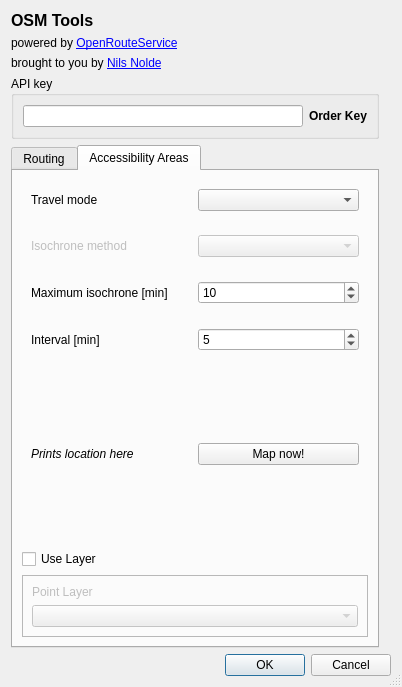
The window that osm_tools_dialog_base.ui (GIScience/orstools-qgis-plugin) describes before a commit, drawn with Qt 5.
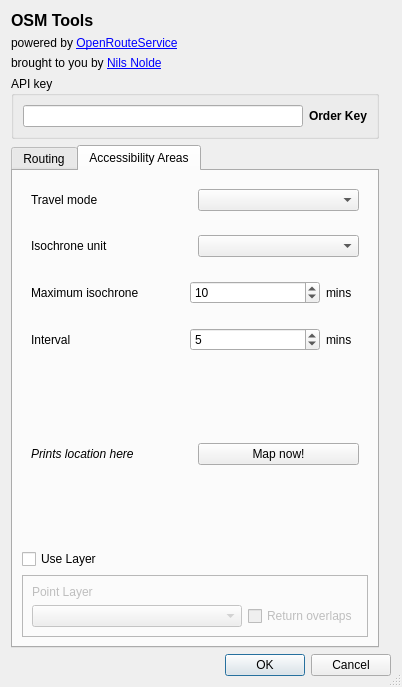
The same window after the commit. The open tabs and pages were chosen to show the change.

The edit to the form file:
```diff
--- a/osm_tools_dialog_base.ui
+++ b/osm_tools_dialog_base.ui
@@ -415,20 +415,20 @@
           <item>
            <widget class="QLabel" name="label_5">
             <property name="enabled">
-             <bool>false</bool>
+             <bool>true</bool>
             </property>
             <property name="toolTip">
              <string>&lt;html&gt;&lt;head/&gt;&lt;body&gt;&lt;p&gt;Defaults to 'RecursiveGrid', 'TIN' not available yet.&lt;/p&gt;&lt;/body&gt;&lt;/html&gt;</string>
             </property>
             <property name="text">
-             <string>Isochrone method</string>
+             <string>Isochrone unit</string>
             </property>
            </widget>
           </item>
           <item>
            <widget class="QComboBox" name="method">
             <property name="enabled">
-             <bool>false</bool>
+             <bool>true</bool>
             </property>
             <property name="toolTip">
              <string>&lt;html&gt;&lt;head/&gt;&lt;body&gt;&lt;p&gt;Defaults to 'RecursiveGrid', 'TIN' not available yet.&lt;/p&gt;&lt;/body&gt;&lt;/html&gt;</string>
@@ -442,24 +442,37 @@
        </item>
        <item>
         <widget class="QWidget" name="widget_6" native="true">
-         <layout class="QHBoxLayout" name="horizontalLayout_7">
-          <item>
+         <layout class="QGridLayout" name="gridLayout_3" columnstretch="14,12,3">
+          <item row="0" column="1">
+           <widget class="QDoubleSpinBox" name="iso_max">
+            <property name="decimals">
+             <number>0</number>
+            </property>
+            <property name="value">
+             <double>10.000000000000000</double>
+            </property>
+           </widget>
+          </item>
+          <item row="0" column="2">
+           <widget class="QLabel" name="label_6">
+            <property name="layoutDirection">
+             <enum>Qt::LeftToRight</enum>
+            </property>
+            <property name="text">
+             <string>mins</string>
+            </property>
+            <property name="alignment">
+             <set>Qt::AlignLeading|Qt::AlignLeft|Qt::AlignVCenter</set>
+            </property>
+           </widget>
+          </item>
+          <item row="0" column="0">
            <widget class="QLabel" name="label_2">
             <property name="toolTip">
              <string>&lt;html&gt;&lt;head/&gt;&lt;body&gt;&lt;p&gt;Maximum accessibility distance in minutes&lt;/p&gt;&lt;/body&gt;&lt;/html&gt;</string>
             </property>
             <property name="text">
-             <string>Maximum isochrone [min]</string>
-            </property>
-           </widget>
-          </item>
-          <item>
-           <widget class="QSpinBox" name="iso_max">
-            <property name="maximum">
-             <number>120</number>
-            </property>
-            <property name="value">
-             <number>10</number>
+             <string>Maximum isochrone</string>
             </property>
            </widget>
           </item>
@@ -468,24 +481,34 @@
        </item>
        <item>
         <widget class="QWidget" name="widget_7" native="true">
-         <layout class="QHBoxLayout" name="horizontalLayout_8">
+         <layout class="QHBoxLayout" name="horizontalLayout_8" stretch="14,12,3">
           <item>
            <widget class="QLabel" name="label_4">
             <property name="toolTip">
              <string>&lt;html&gt;&lt;head/&gt;&lt;body&gt;&lt;p&gt;The interval 'Maximum isochrone' will be incremented by&lt;/p&gt;&lt;/body&gt;&lt;/html&gt;</string>
             </property>
             <property name="text">
-             <string>Interval [min]</string>
+             <string>Interval</string>
             </property>
            </widget>
           </item>
           <item>
-           <widget class="QSpinBox" name="iso_int">
-            <property name="maximum">
-             <number>60</number>
+           <widget class="QDoubleSpinBox" name="iso_int">
+            <property name="decimals">
+             <number>0</number>
             </property>
             <property name="value">
-             <number>5</number>
+             <double>5.000000000000000</double>
+            </property>
+           </widget>
+          </item>
+          <item>
+           <widget class="QLabel" name="label_8">
+            <property name="text">
+             <string>mins</string>
+            </property>
+            <property name="alignment">
+             <set>Qt::AlignLeading|Qt::AlignLeft|Qt::AlignVCenter</set>
             </property>
            </widget>
           </item>
@@ -956,7 +979,7 @@
          <property name="frameShadow">
           <enum>QFrame::Raised</enum>
          </property>
-         <layout class="QGridLayout" name="gridLayout_7">
+         <layout class="QGridLayout" name="gridLayout_7" columnstretch="3,0">
           <item row="1" column="0">
            <widget class="QComboBox" name="layer">
             <property name="toolTip">
@@ -974,6 +997,16 @@
             </property>
            </widget>
           </item>
+          <item row="1" column="1">
+           <widget class="QCheckBox" name="iso_overlap">
+            <property name="toolTip">
+             <string>&lt;html&gt;&lt;head/&gt;&lt;body&gt;&lt;p&gt;Returns overlapping areas of isochrones from multiple locations (basically intersection of corresponding isochrones)&lt;/p&gt;&lt;/body&gt;&lt;/html&gt;</string>
+            </property>
+            <property name="text">
+             <string>Return overlaps</string>
+            </property>
+           </widget>
+          </item>
          </layout>
         </widget>
        </item>
```
Left out of the diff: 16 changed lines with no effect on the pictures.
